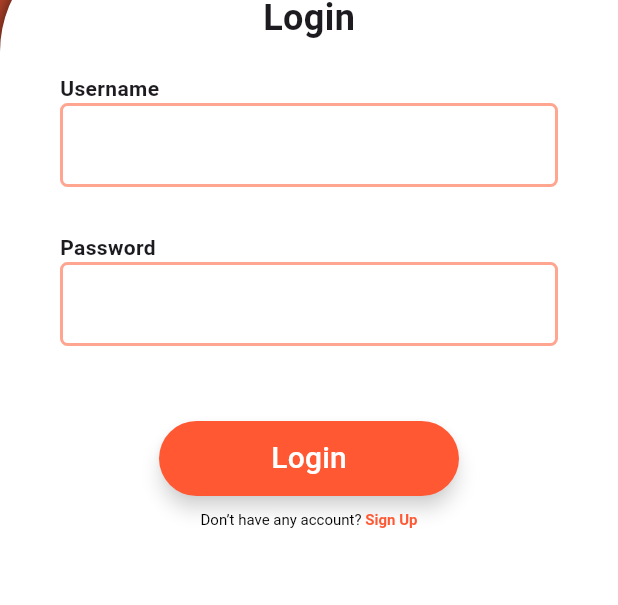
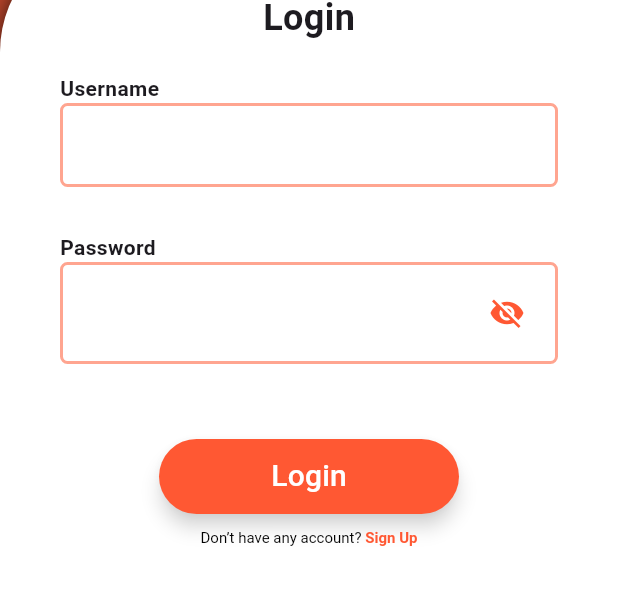
Before and after one commit to Sunthewhat/WatchOut-MobileAppProject, a Flutter app: the LoginPage screen opened directly, on a phone screen of 412 x 824 dp, the part 368-973 px from its top. Run offline on Flutter 3.47's test engine with Material 3 defaults, Android fonts, the phone set to English and light mode, and no system bars; our stand-ins replace shared_preferences, slide_to_act; accounts and stored records are empty.

Commit message:
add button showpassword

```diff
--- a/app/lib/pages/login/login.dart
+++ b/app/lib/pages/login/login.dart
@@ -12,6 +12,13 @@ class LoginPage extends StatefulWidget {
 class _LoginPageState extends State<LoginPage> {
   final TextEditingController _emailController = TextEditingController();
   final TextEditingController _passwordController = TextEditingController();
+  bool _isObscure = true;
+
+  void _toggleObscure() {
+    setState(() {
+      _isObscure = !_isObscure; // Toggle password visibility
+    });
+  }
 
   void _login() {
     String email = _emailController.text;
@@ -122,20 +129,28 @@ class _LoginPageState extends State<LoginPage> {
                                 ),
                                 TextField(
                                   controller: _passwordController,
-                                  obscureText: true,
+                                  obscureText: _isObscure,
                                   decoration: InputDecoration(
                                     enabledBorder: OutlineInputBorder(
                                       borderRadius: BorderRadius.circular(5.0),
                                       borderSide: const BorderSide(
-                                        color: Color(0xFFFFA590),
-                                        width: 2.0,
-                                      ),
+                                          color: Color(0xFFFFA590), width: 2.0),
                                     ),
                                     focusedBorder: OutlineInputBorder(
                                       borderRadius: BorderRadius.circular(5.0),
                                       borderSide: const BorderSide(
-                                        color: Color(0xFFFF5833),
-                                        width: 2.0,
+                                          color: Color(0xFFFF5833), width: 2.0),
+                                    ),
+                                    suffixIcon: Container(
+                                      margin: const EdgeInsets.all(10.0),
+                                      child: IconButton(
+                                        icon: Icon(
+                                          _isObscure
+                                              ? Icons.visibility_off
+                                              : Icons.visibility,
+                                          color:const Color(0xFFFF5833), // Icon color
+                                        ),
+                                        onPressed:_toggleObscure, // Toggle password visibility
                                       ),
                                     ),
                                   ),
```
